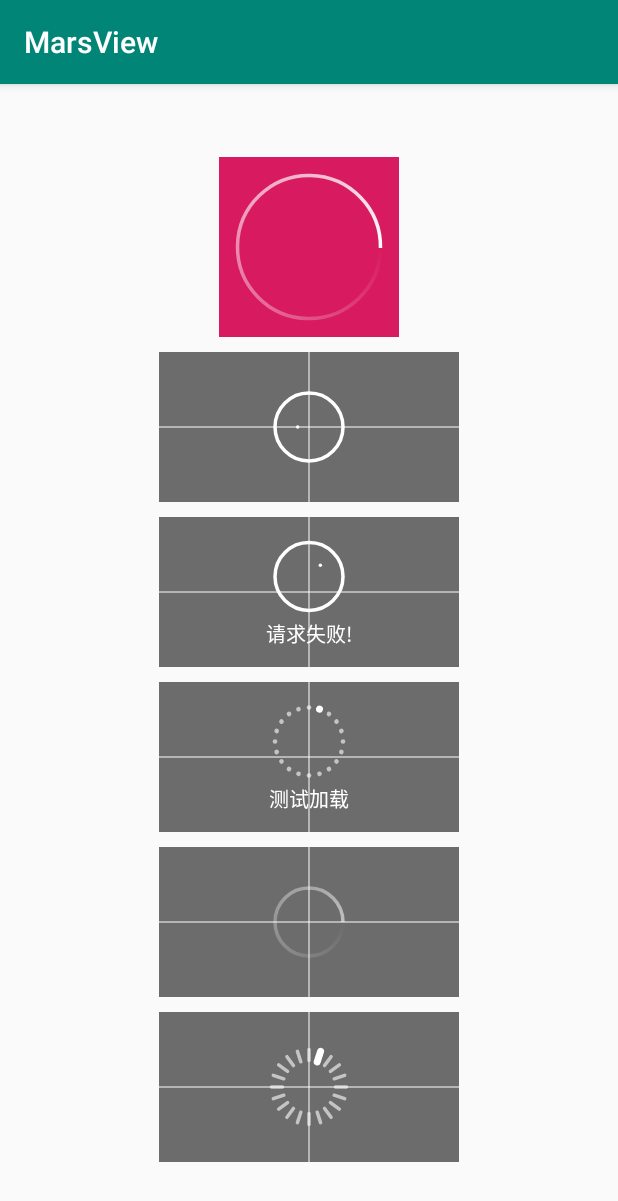
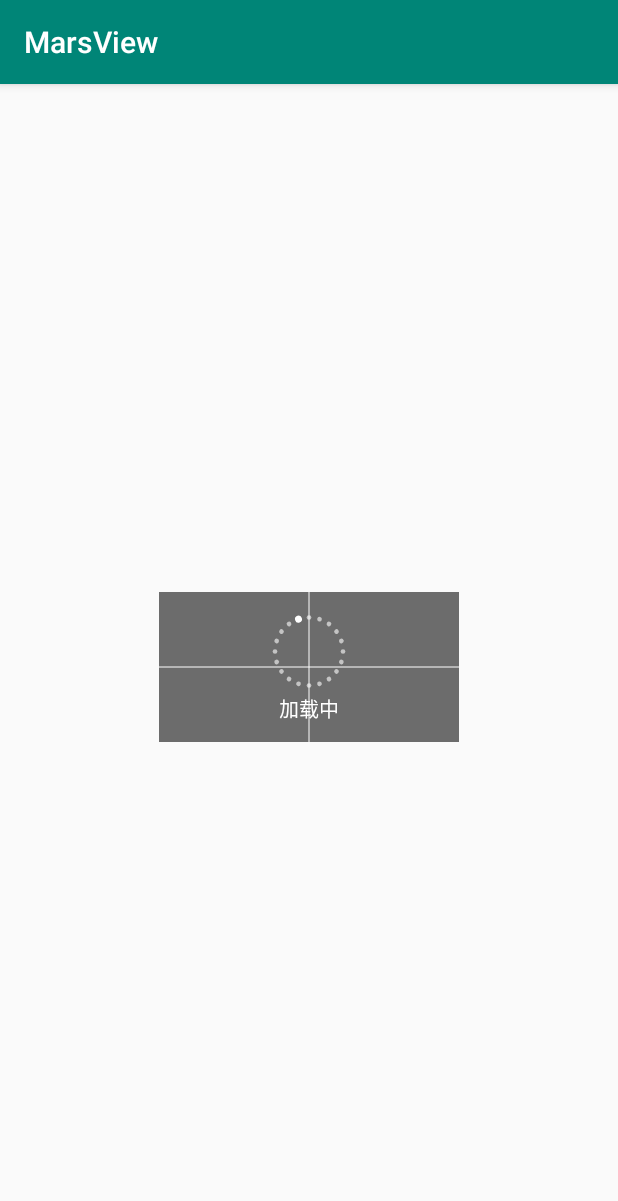
Before and after one commit to Ymars1990/MarsView, an Android app: the screen it shows after launch (MainActivity), on a phone screen of 412 x 824 dp. Shown: the top 1201 px of the screen. Run offline under Robolectric (Android 15) with nearby library versions, the phone set to English and light mode, and no system bars.

Commit message:
多样式加载View完成

```diff
--- a/app/src/main/java/com/mars/marsview/MainActivity.java
+++ b/app/src/main/java/com/mars/marsview/MainActivity.java
@@ -1,14 +1,72 @@
 package com.mars.marsview;
+
+import android.os.Bundle;
+import android.os.Handler;
+import android.os.Message;
 
 import androidx.appcompat.app.AppCompatActivity;
 
-import android.os.Bundle;
+import com.mars.component.annotation.LoadingStatus;
+import com.mars.component.annotation.LoadingStyle;
+import com.mars.component.view.loading.MutiLoadingView;
+
+import java.lang.ref.WeakReference;
 
 public class MainActivity extends AppCompatActivity {
+
+    private MutiLoadingView loadingView;
+    private MyHandler myHandler;
 
     @Override
     protected void onCreate(Bundle savedInstanceState) {
         super.onCreate(savedInstanceState);
         setContentView(R.layout.activity_main);
+        myHandler = new MyHandler(this);
+        loadingView = this.findViewById(R.id.loadingView);
+
+        myHandler.sendEmptyMessageDelayed(0x00, 100);
+    }
+
+    private static class MyHandler extends Handler {
+        WeakReference<MainActivity> weakReference;
+
+        public MyHandler(MainActivity weakReferenceFr) {
+            weakReference = new WeakReference<>(weakReferenceFr);
+        }
+
+        @Override
+        public void handleMessage(Message msg) {
+            MainActivity activity = weakReference.get();
+            switch (msg.what) {
+                case 0x00:
+                    activity.loadingView.setStyle(LoadingStyle.StyleType.NORMAL);
+                    activity.loadingView.setStatus("加载中", LoadingStatus.StatusType.LOADING);
+                    this.sendEmptyMessageDelayed(0x01, 4000);
+                    break;
+                case 0x01:
+                    activity.loadingView.setStyle(LoadingStyle.StyleType.DOT);
+                    activity.loadingView.setStatus("加载成功!", LoadingStatus.StatusType.SUCCESS);
+                    this.sendEmptyMessageDelayed(0x02, 1500);
+                    break;
+                case 0x02:
+                    activity.loadingView.setStatus("加载中", LoadingStatus.StatusType.LOADING);
+                    this.sendEmptyMessageDelayed(0x03, 4000);
+                    break;
+                case 0x03:
+                    activity.loadingView.setStyle(LoadingStyle.StyleType.PILLAR);
+                    activity.loadingView.setStatus("加载失败!", LoadingStatus.StatusType.FAILED);
+                    this.sendEmptyMessageDelayed(0x04, 1500);
+                    break;
+                case 0x04:
+                    activity.loadingView.setStatus("加载中", LoadingStatus.StatusType.LOADING);
+                    this.sendEmptyMessageDelayed(0x05, 4000);
+                    break;
+                case 0x05:
+                    activity.loadingView.setStatus("完成", LoadingStatus.StatusType.DISMISS);
+                    break;
+                default:
+                    break;
+            }
+        }
     }
 }
--- a/app/src/main/res/layout/activity_main.xml
+++ b/app/src/main/res/layout/activity_main.xml
@@ -13,53 +13,12 @@
         android:orientation="vertical"
         tools:context=".MainActivity">
 
-        <RelativeLayout
-            android:layout_width="wrap_content"
-            android:layout_height="wrap_content"
-            android:background="@color/colorAccent"
-            android:padding="10dp">
-
-            <com.mars.component.view.loading.CircleLoadingView
-                android:layout_width="100dp"
-                android:layout_height="100dp" />
-        </RelativeLayout>
-
         <com.mars.component.view.loading.MutiLoadingView
-            android:layout_width="200dp"
-            android:layout_height="100dp"
-            android:layout_marginTop="10dp"
-            app:mutiloadingview_loading_style="normal"
-
-            app:mutiloadingview_show_status="success" />
-
-        <com.mars.component.view.loading.MutiLoadingView
-            android:layout_width="200dp"
-            android:layout_height="100dp"
-            android:layout_marginTop="10dp"
-            app:mutiloadingview_loading_style="normal"
-            app:mutiloadingview_loadingtext="请求失败!"
-            app:mutiloadingview_show_status="failed" />
-
-        <com.mars.component.view.loading.MutiLoadingView
-            android:layout_width="200dp"
-            android:layout_height="100dp"
-            android:layout_marginTop="10dp"
-            app:mutiloadingview_loadingtext="测试加载"
-            app:mutiloadingview_loadingtext_size="100sp"
-            app:mutiloadingview_loading_style="dot" />
-
-        <com.mars.component.view.loading.MutiLoadingView
+            android:id="@+id/loadingView"
             android:layout_width="200dp"
             android:layout_height="100dp"
             android:layout_marginTop="10dp"
             app:mutiloadingview_loading_style="normal" />
 
-        <com.mars.component.view.loading.MutiLoadingView
-            android:layout_width="200dp"
-            android:layout_height="100dp"
-            android:layout_marginTop="10dp"
-            app:mutiloadingview_loading_style="pillar" />
-
-
     </LinearLayout>
 </ScrollView>
--- a/component/src/main/java/com/mars/component/annotation/LoadingStatus.java
+++ b/component/src/main/java/com/mars/component/annotation/LoadingStatus.java
@@ -23,9 +23,10 @@ public class LoadingStatus {
 
     @Retention(RetentionPolicy.SOURCE)
     public @interface StatusType {
-        LoadingStatus loading = new LoadingStatus(0, "加载中");
-        LoadingStatus success = new LoadingStatus(1, "成功");
-        LoadingStatus failed = new LoadingStatus(2, "失败");
+        LoadingStatus LOADING = new LoadingStatus(0, "加载中");
+        LoadingStatus SUCCESS = new LoadingStatus(1, "成功");
+        LoadingStatus FAILED = new LoadingStatus(2, "失败");
+        LoadingStatus DISMISS = new LoadingStatus(3, "完成");
     }
 
     public int getStyleValue() {
@@ -35,4 +36,12 @@ public class LoadingStatus {
     public String getStyleName() {
         return styleName;
     }
+
+    @Override
+    public String toString() {
+        return "LoadingStatus{" +
+                "styleValue=" + styleValue +
+                ", styleName='" + styleName + '\'' +
+                '}';
+    }
 }
--- a/component/src/main/java/com/mars/component/view/loading/MutiLoadingView.java
+++ b/component/src/main/java/com/mars/component/view/loading/MutiLoadingView.java
@@ -4,6 +4,7 @@ import android.content.Context;
 import android.content.res.TypedArray;
 import android.graphics.Canvas;
 import android.graphics.Paint;
+import android.graphics.PorterDuff;
 import android.graphics.Rect;
 import android.graphics.SweepGradient;
 import android.os.Handler;
@@ -101,7 +102,10 @@ public class MutiLoadingView extends View {
         text = ta.getString(R.styleable.MutiLoadingView_mutiloadingview_loadingtext);
         ta.recycle();
         initPaint();
-        myHandler = new MyHandler(this);
+        if (myHandler == null) {
+            myHandler = new MyHandler(this);
+        }
+        myHandler.sendEmptyMessage(0x02);
     }
 
 
@@ -140,7 +144,7 @@ public class MutiLoadingView extends View {
         Log.e(TAG, "cy:" + cy);
     }
 
-    @Override
+/*    @Override
     public void onWindowFocusChanged(boolean hasWindowFocus) {
         super.onWindowFocusChanged(hasWindowFocus);
         Log.e(TAG, "获取焦点或失去焦点" + hasWindowFocus);
@@ -156,7 +160,7 @@ public class MutiLoadingView extends View {
             myHandler.removeMessages(0x02);
             myHandler.removeMessages(0x01);
         }
-    }
+    }*/
 
     @Override
     protected void onDraw(Canvas canvas) {
@@ -190,7 +194,7 @@ public class MutiLoadingView extends View {
         canvas.drawLine(0, cy, width, cy, txtPaint);
         canvas.drawLine(cx, 0, cx, height, txtPaint);
 
-        if (show_status == 0) {
+        if (show_status == LoadingStatus.StatusType.LOADING.getStyleValue()) {
             switch (style) {
                 case 1:
                     mPaint.setStrokeWidth(ptWidth);
@@ -219,6 +223,8 @@ public class MutiLoadingView extends View {
                     canvas.drawCircle(cx, cy - offsetY, radius, mPaint);
                     break;
             }
+        } else if (show_status == LoadingStatus.StatusType.DISMISS.getStyleValue()) {
+            canvas.drawColor(bg, PorterDuff.Mode.CLEAR);
         } else {
             Log.e(TAG, "rotate:" + rotate);
             if (myHandler != null && rotate == 360) {
@@ -229,17 +235,17 @@ public class MutiLoadingView extends View {
             mPaint.setStrokeWidth(ptWidth);
             mPaint.setColor(status_color);
             canvas.drawCircle(cx, cy - offsetY, radius, mPaint);
-            if (show_status == 1) {
+            if (show_status == LoadingStatus.StatusType.SUCCESS.getStyleValue()) {
                 //成功 画两条线
                 //第一条线
                 if (rotate / 36 <= 5) {
-                    canvas.drawLine(cx - radius / 3f, cy - offsetY, cx - radius / 3f + radius / 3f * rotate / 36f / 5f, cy - offsetY + radius / 3f * rotate / 36f / 5f, mPaint);
+                    canvas.drawLine(cx - radius / 3f - radius / 6f, cy - offsetY, cx - radius / 3f - radius / 6f + radius / 3f * rotate / 36f / 5f, cy - offsetY + radius / 3f * rotate / 36f / 5f, mPaint);
                 } else {
                     //第二条线
-                    canvas.drawLine(cx - radius / 3f, cy - offsetY, cx, cy - offsetY + radius / 3f, mPaint);
-                    canvas.drawLine(cx, cy - offsetY + radius / 3f * (rotate - 180) / 36 / 7, cx + radius / 1.8f * (rotate - 36 * 3) / 36 / 14, cy - offsetY - radius / 2f * (rotate - 36 * 3) / 36 / 14, mPaint);
+                    canvas.drawLine(cx - radius / 3f - radius / 6f, cy - offsetY, cx - radius / 6f, cy - offsetY + radius / 3f, mPaint);
+                    canvas.drawLine(cx - radius / 6f, cy - offsetY + radius / 3f, cx - radius / 6f + radius * 2 / 3f * (rotate - 180) / 36f / 5f, cy - offsetY + radius / 3f - radius * 2 / 3f * (rotate - 180) / 36 / 5, mPaint);
                 }
-            } else {
+            } else if (show_status == LoadingStatus.StatusType.FAILED.getStyleValue()) {
                 //失败 画两条线
                 //第一条线
                 if (rotate / 36 <= 5) {
@@ -251,7 +257,6 @@ public class MutiLoadingView extends View {
                             cy - offsetY - radius / 3f + radius * 2 / 3f * ((rotate - 180) / 36f / 5f), mPaint);
                 }
             }
-
         }
         canvas.save();
 
@@ -260,10 +265,24 @@ public class MutiLoadingView extends View {
     /**
      * 设置加载文字
      */
+    public void setStyle(LoadingStyle style) {
+        this.style = style.getStyleValue();
+        rotate = 0;
+        myHandler.removeMessages(0x01);
+        myHandler.removeMessages(0x02);
+        myHandler.sendEmptyMessage(0x02);
+    }
+
+    /**
+     * 设置加载文字
+     */
     public void setText(String txt) {
         if (StringTools.strIsNotNull(txt)) {
             text = txt;
-            postInvalidate();
+            rotate = 0;
+            myHandler.removeMessages(0x01);
+            myHandler.removeMessages(0x02);
+            myHandler.sendEmptyMessage(0x02);
         }
     }
 
@@ -274,10 +293,25 @@ public class MutiLoadingView extends View {
      * @param status
      */
     public void setStatus(String statusTxt, LoadingStatus status) {
+        if (myHandler == null) {
+            myHandler = new MyHandler(this);
+        }
+        myHandler.removeMessages(0x01);
+        myHandler.removeMessages(0x02);
+        Log.e(TAG, status.toString());
         if (StringTools.strIsNotNull(statusTxt)) {
             text = statusTxt;
-            show_status = status.getStyleValue();
+        }
+        show_status = status.getStyleValue();
+        if (show_status == LoadingStatus.StatusType.LOADING.getStyleValue()) {
+            myHandler.sendEmptyMessage(0x02);
+        } else if (show_status == LoadingStatus.StatusType.DISMISS.getStyleValue()) {
+            Log.e(TAG, "无状态");
+            show_status = 0;
             postInvalidate();
+        } else {
+            rotate = 0;
+            myHandler.sendEmptyMessage(0x02);
         }
     }
 
```
